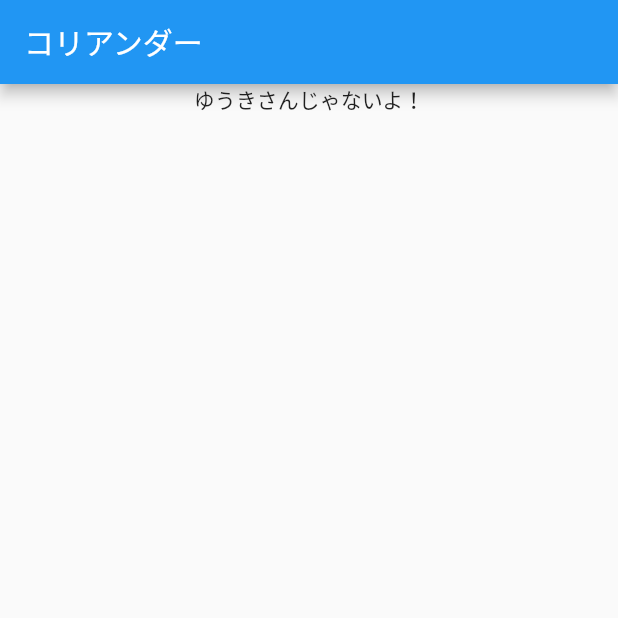
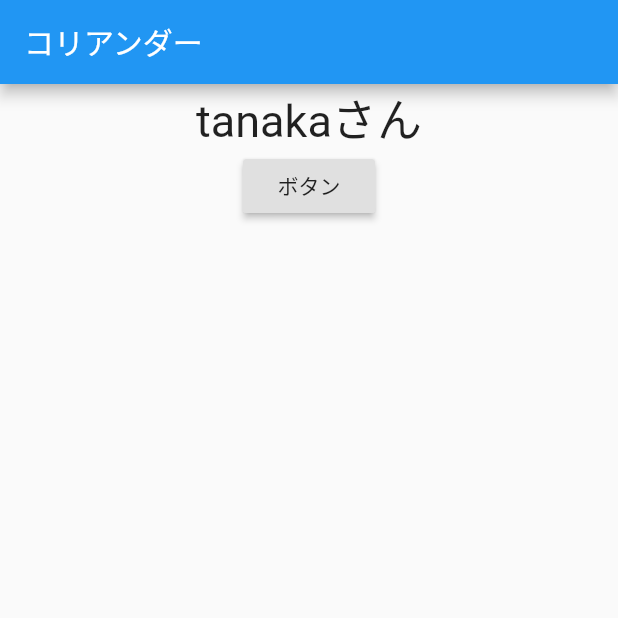
Before and after one commit to yuki5664/flutter_test, a Flutter app: the screen it shows after launch, on a phone screen of 412 x 824 dp, the top half of it. Run offline on Flutter 3.47's test engine with Material 2 defaults, Android fonts, the phone set to English and light mode, and no system bars.

Commit message:
second commit

```diff
--- a/lib/main.dart
+++ b/lib/main.dart
@@ -1,4 +1,6 @@
 import 'package:flutter/material.dart';
+import 'package:flutter_app/main_model.dart';
+import 'package:provider/provider.dart';
 
 void main() => runApp(MyApp());
 
@@ -8,19 +10,33 @@ class MyApp extends StatelessWidget {
   Widget build(BuildContext context) {
     return MaterialApp(
       title: 'Flutter Demo',
-      home: Scaffold(
+      home: ChangeNotifierProvider<MainModel>(
+        create: (_) => MainModel(),
+        child: Scaffold(
           appBar: AppBar(
             title: Text('コリアンダー')
           ),
-        body: Center(
+            body: Consumer<MainModel>(builder: (context, model, child) {
+            return Center(
               child: Column(
                 children: <Widget>[
                   Text(
-                'ゆうきさんじゃないよ！'
-              )
+                      model.tanakaText,
+                    style: TextStyle(
+                      fontSize: 30,
+                    ),
+                  ),
+                  RaisedButton(
+                    child: Text('ボタン'),
+                    onPressed: (){
+                      model.changeTanakaText();
+                    },
+                  ),
                 ],
-          )
-        )
+              ),
+            );
+          }),
+        ),
       ),
     );
   }
--- /dev/null
+++ b/lib/main_model.dart
@@ -0,0 +1,11 @@
+import 'package:flutter/material.dart';
+
+class MainModel extends ChangeNotifier {
+  String tanakaText = 'tanakaさん';
+
+  void changeTanakaText(){
+    tanakaText = 'tanakaさんかっこいい';
+    notifyListeners();
+  }
+
+}
--- a/pubspec.yaml
+++ b/pubspec.yaml
@@ -12,9 +12,8 @@ environment:
 dependencies:
   flutter:
     sdk: flutter
-
-
   cupertino_icons: ^0.1.3
+  provider: ^4.3.2+1
 
 dev_dependencies:
   flutter_test:
@@ -23,6 +22,3 @@ dev_dependencies:
 
 flutter:
   uses-material-design: true
-  assets:
-    - images/tanatana.jpg
-    - images/owl.jpg
```
Also changed, not shown: lib/next_page.dart (deleted, +0 -33 lines), lib/test.dart (deleted), pubspec.lock. Lines whose indentation alone changed are shown as unchanged.
